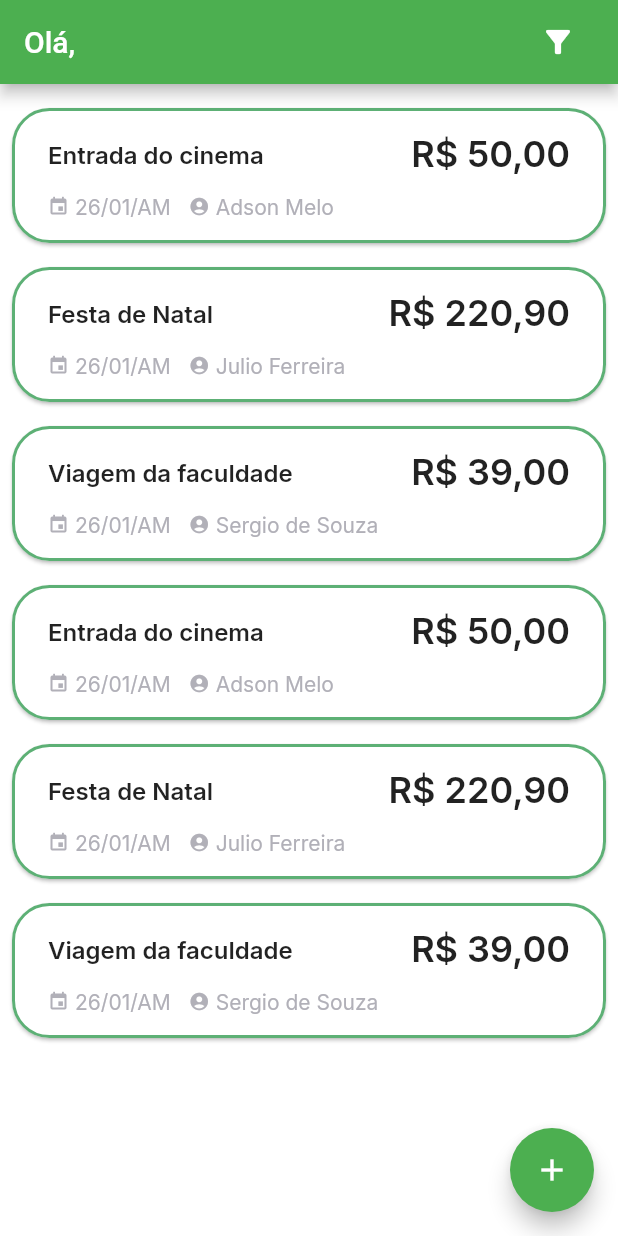
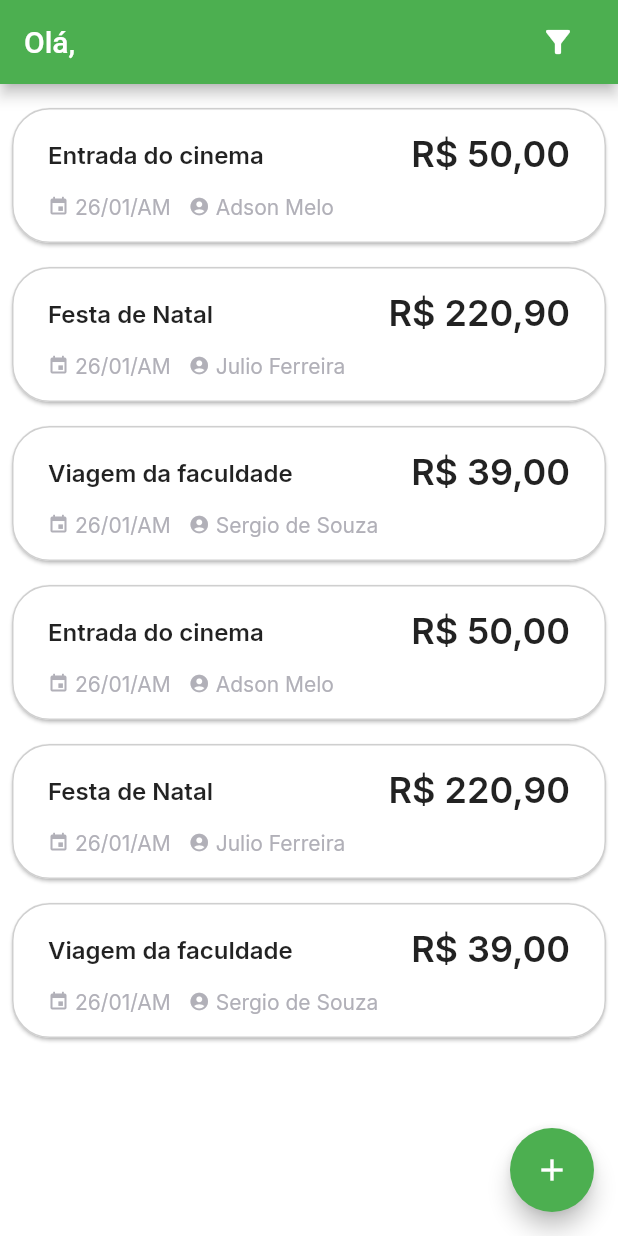
Before and after one commit to mjr/paymeback-app, a Flutter app: the ListChargesScreen screen opened directly with empty values, on a phone screen of 412 x 824 dp. Run offline on Flutter 3.47's test engine with Material 2 defaults, Android fonts, the light colour scheme and no system bars; our stand-ins replace flutter_dotenv, flutter_secure_storage, google_fonts; accounts and stored records are empty.

Commit message:
fix: charge card border

```diff
--- a/lib/components/charge_card.dart
+++ b/lib/components/charge_card.dart
@@ -17,7 +17,7 @@ class ChargeCard extends StatelessWidget {
         margin: const EdgeInsets.only(bottom: 16),
         shape: RoundedRectangleBorder(
             borderRadius: BorderRadius.circular(25),
-            side: const BorderSide(color: Color(0xFF5DB075), width: 2)),
+            side: const BorderSide(color: Color(0xbbbdbdbd), width: 1)),
         child: InkWell(
           splashColor: Colors.green.withAlpha(30),
           onTap: () {
```
